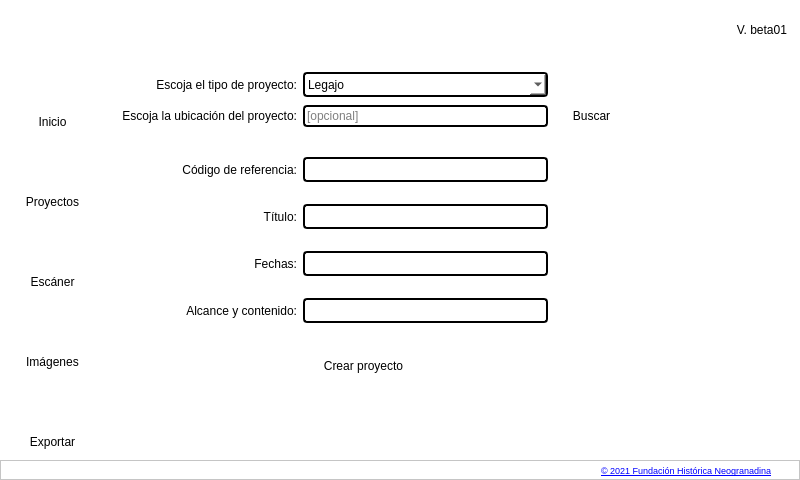
Above: main.ui from neogranadina/neo_escan before the change. Below: the same form after it.
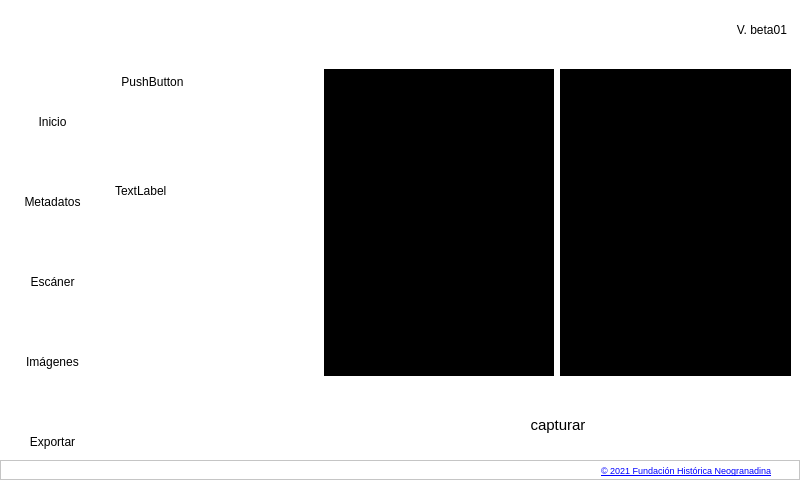
That is the form after the change. Icons and pictures are not drawn.

What changed in the file:
```diff
--- a/main.ui
+++ b/main.ui
@@ -339,7 +339,7 @@
              <cursorShape>PointingHandCursor</cursorShape>
             </property>
             <property name="styleSheet">
-             <string notr="true">background-image: url(:/imgs/imgs/icons/window-of-four-rounded-squares.svg);
+             <string notr="true">background-image: url(:/imgs/imgs/icons/pages-interface.svg);
 background-origin: content;</string>
             </property>
             <property name="text">
@@ -367,13 +367,13 @@
              <cursorShape>PointingHandCursor</cursorShape>
             </property>
             <property name="styleSheet">
-             <string notr="true">background-image: url(:/imgs/imgs/icons/pages-interface.svg);
+             <string notr="true">background-image: url(:/imgs/imgs/icons/window-of-four-rounded-squares.svg);
 background-origin: content;</string>
             </property>
             <property name="text">
              <string>
 
-Proyectos</string>
+Metadatos</string>
             </property>
            </widget>
           </item>
@@ -511,7 +511,7 @@
              <string notr="true"/>
             </property>
             <property name="currentIndex">
-             <number>1</number>
+             <number>2</number>
             </property>
             <widget class="QWidget" name="inicioPage">
              <widget class="QLabel" name="label">
@@ -528,554 +528,360 @@
               </property>
              </widget>
             </widget>
-            <widget class="QWidget" name="coleccionesPage">
-             <property name="styleSheet">
-              <string notr="true"/>
-             </property>
-             <layout class="QVBoxLayout" name="verticalLayout_4">
-              <property name="spacing">
-               <number>0</number>
-              </property>
-              <property name="leftMargin">
-               <number>0</number>
-              </property>
-              <property name="topMargin">
-               <number>0</number>
-              </property>
-              <property name="rightMargin">
-               <number>0</number>
-              </property>
-              <property name="bottomMargin">
-               <number>0</number>
-              </property>
-              <item>
-               <widget class="QWidget" name="layoutcoleccionesPage" native="true">
+            <widget class="QWidget" name="metadataPage">
                 <property name="styleSheet">
                  <string notr="true">QLabel {
-	background-color: transparent;
+background-color: transparent;
 }
 
 QComboBox {
-	border-color: rgba(0, 0, 0,.7);
-	border-style: solid;
-	border-width: 2px;
-	border-radius: 4px;
+border-color: rgba(0,0,0,.7);
+border-style: solid;
+border-width: 2px;
+border-radius: 4px;
 }
 
 QLineEdit {
-	border-color: rgba(0, 0, 0,.7);
-	border-style: solid;
-	border-width: 2px;
-	border-radius: 4px;
+border-color: rgba(0,0,0,.7);
+border-style: solid;
+border-width: 2px;
+border-radius:4px;
 }
 
 QPushButton {
-	background-color: rgba(0, 0, 0, .7);
-	color: rgba(251,251,251,.7)
+background-color: rgba(0,0,0,.7);
+color: rgba(251,251,251,.7);
 }
 
 QPushButton::hover {
-	background-color: rgba(242, 120, 75, .7);
-	color: rgba(0,0,0,.5);
-	border: none;
+background-color: rgba(242,120,75,1);
+color: rgba(0,0,0,.5);
+border: none;
 }
 
 QPushButton::focus {
-	background-color: rgba(242, 120, 75, 1);
-	border: none;
+background-color: rgba(242,120,75,1);
+border: none;
 }</string>
                 </property>
+             <layout class="QVBoxLayout" name="verticalLayout_4">
+              <property name="spacing">
+               <number>0</number>
+              </property>
+              <property name="leftMargin">
+               <number>0</number>
+              </property>
+              <property name="topMargin">
+               <number>0</number>
+              </property>
+              <property name="rightMargin">
+               <number>0</number>
+              </property>
+              <property name="bottomMargin">
+               <number>0</number>
+              </property>
+              <item>
+               <widget class="QScrollArea" name="scrollArea">
+                <property name="widgetResizable">
+                 <bool>true</bool>
+                </property>
+                <widget class="QWidget" name="scrollAreaWidgetContents">
+                 <property name="geometry">
+                  <rect>
+                   <x>0</x>
+                   <y>0</y>
+                   <width>678</width>
+                   <height>500</height>
+                  </rect>
+                 </property>
+                 <property name="styleSheet">
+                  <string notr="true"/>
+                 </property>
                 <layout class="QVBoxLayout" name="verticalLayout_5">
-                 <property name="spacing">
-                  <number>0</number>
-                 </property>
-                 <property name="leftMargin">
-                  <number>0</number>
-                 </property>
-                 <property name="topMargin">
-                  <number>0</number>
-                 </property>
-                 <property name="rightMargin">
-                  <number>0</number>
-                 </property>
-                 <property name="bottomMargin">
-                  <number>0</number>
-                 </property>
                  <item>
-                  <widget class="QWidget" name="coleccionHeader" native="true">
-                   <property name="minimumSize">
-                    <size>
-                     <width>0</width>
-                     <height>80</height>
-                    </size>
-                   </property>
-                   <property name="maximumSize">
-                    <size>
-                     <width>16777215</width>
-                     <height>80</height>
-                    </size>
-                   </property>
-                   <widget class="QWidget" name="layoutWidget">
-                    <property name="geometry">
-                     <rect>
-                      <x>10</x>
-                      <y>10</y>
-                      <width>514</width>
-                      <height>61</height>
-                     </rect>
-                    </property>
-                    <layout class="QGridLayout" name="headCollectionGrid">
-                     <item row="0" column="0">
-                      <widget class="QLabel" name="escogerColeccion">
-                       <property name="minimumSize">
-                        <size>
-                         <width>180</width>
-                         <height>0</height>
-                        </size>
-                       </property>
-                       <property name="maximumSize">
-                        <size>
-                         <width>200</width>
-                         <height>16777215</height>
-                        </size>
-                       </property>
-                       <property name="text">
-                        <string>Escoja el tipo de proyecto:</string>
-                       </property>
-                       <property name="alignment">
-                        <set>Qt::AlignRight|Qt::AlignTrailing|Qt::AlignVCenter</set>
-                       </property>
-                      </widget>
-                     </item>
-                     <item row="0" column="1">
-                      <widget class="QComboBox" name="tipoColeccion">
-                       <property name="minimumSize">
-                        <size>
-                         <width>245</width>
-                         <height>25</height>
-                        </size>
-                       </property>
-                       <property name="maximumSize">
-                        <size>
-                         <width>245</width>
-                         <height>25</height>
-                        </size>
-                       </property>
-                       <item>
-                        <property name="text">
-                         <string>Legajo</string>
-                        </property>
-                       </item>
-                       <item>
-                        <property name="text">
-                         <string>Publicación seriada</string>
-                        </property>
-                       </item>
-                       <item>
-                        <property name="text">
-                         <string>Libro / manuscrito</string>
-                        </property>
-                       </item>
-                       <item>
-                        <property name="text">
-                         <string>Mapa / fotografía / dibujo</string>
-                        </property>
-                       </item>
-                       <item>
-                        <property name="text">
-                         <string>Unidad documental simple</string>
-                        </property>
-                       </item>
-                      </widget>
-                     </item>
-                     <item row="1" column="0">
-                      <widget class="QLabel" name="escogerUbicacion">
-                       <property name="minimumSize">
-                        <size>
-                         <width>180</width>
-                         <height>0</height>
-                        </size>
-                       </property>
-                       <property name="maximumSize">
-                        <size>
-                         <width>200</width>
-                         <height>16777215</height>
-                        </size>
-                       </property>
-                       <property name="text">
-                        <string>Escoja la ubicación del proyecto:</string>
-                       </property>
-                       <property name="alignment">
-                        <set>Qt::AlignRight|Qt::AlignTrailing|Qt::AlignVCenter</set>
-                       </property>
-                      </widget>
-                     </item>
-                     <item row="1" column="1">
-                      <widget class="QLineEdit" name="rutaLine">
-                       <property name="minimumSize">
-                        <size>
-                         <width>245</width>
-                         <height>22</height>
-                        </size>
-                       </property>
-                       <property name="maximumSize">
-                        <size>
-                         <width>245</width>
-                         <height>22</height>
-                        </size>
-                       </property>
-                       <property name="styleSheet">
-                        <string notr="true"/>
-                       </property>
-                       <property name="text">
-                        <string/>
-                       </property>
-                       <property name="placeholderText">
-                        <string>[opcional]</string>
-                       </property>
-                      </widget>
-                     </item>
-                     <item row="1" column="2">
-                      <widget class="QPushButton" name="browserDirButton">
-                       <property name="minimumSize">
-                        <size>
-                         <width>75</width>
-                         <height>22</height>
-                        </size>
-                       </property>
-                       <property name="maximumSize">
-                        <size>
-                         <width>75</width>
-                         <height>22</height>
-                        </size>
+                   <widget class="QLabel" name="H1Label">
+                    <property name="font">
+                     <font>
+                      <pointsize>12</pointsize>
+                      <bold>true</bold>
+                     </font>
                        </property>
                        <property name="cursor">
-                        <cursorShape>PointingHandCursor</cursorShape>
+                     <cursorShape>ArrowCursor</cursorShape>
                        </property>
                        <property name="text">
-                        <string>Buscar</string>
-                       </property>
-                       <property name="icon">
-                        <iconset resource="resources.qrc">
-                         <normaloff>:/imgs/imgs/icons/magnifying-glass.svg</normaloff>:/imgs/imgs/icons/magnifying-glass.svg</iconset>
+                     <string>Metadatos</string>
+                    </property>
+                    <property name="margin">
+                     <number>7</number>
                        </property>
                       </widget>
                      </item>
-                    </layout>
-                   </widget>
-                  </widget>
-                 </item>
                  <item>
-                  <widget class="QWidget" name="widget" native="true">
-                   <layout class="QHBoxLayout" name="horizontalLayout_9">
-                    <property name="spacing">
-                     <number>0</number>
+                   <layout class="QFormLayout" name="formLayout">
+                    <property name="fieldGrowthPolicy">
+                     <enum>QFormLayout::AllNonFixedFieldsGrow</enum>
                     </property>
-                    <property name="leftMargin">
-                     <number>0</number>
+                    <property name="labelAlignment">
+                     <set>Qt::AlignLeading|Qt::AlignLeft|Qt::AlignTop</set>
                     </property>
-                    <property name="topMargin">
-                     <number>0</number>
-                    </property>
-                    <property name="rightMargin">
-                     <number>0</number>
-                    </property>
-                    <property name="bottomMargin">
-                     <number>0</number>
-                    </property>
-                    <item>
-                     <widget class="QStackedWidget" name="formulariosColeccion">
-                      <property name="currentIndex">
-                       <number>0</number>
-                      </property>
-                      <widget class="QWidget" name="legajoForm">
-                       <layout class="QHBoxLayout" name="horizontalLayout_8">
-                        <item>
-                         <widget class="QWidget" name="contenedorlegajoForm" native="true">
-                          <layout class="QVBoxLayout" name="verticalLayout_6">
-                           <property name="spacing">
-                            <number>0</number>
-                           </property>
-                           <property name="leftMargin">
-                            <number>0</number>
-                           </property>
-                           <property name="topMargin">
-                            <number>0</number>
-                           </property>
-                           <property name="rightMargin">
-                            <number>0</number>
-                           </property>
-                           <property name="bottomMargin">
-                            <number>0</number>
-                           </property>
-                           <item>
-                            <widget class="QWidget" name="legajoFormBody" native="true">
-                             <property name="minimumSize">
-                              <size>
-                               <width>500</width>
-                               <height>0</height>
-                              </size>
-                             </property>
-                             <property name="maximumSize">
-                              <size>
-                               <width>800</width>
-                               <height>16777215</height>
-                              </size>
-                             </property>
-                             <property name="styleSheet">
-                              <string notr="true"/>
-                             </property>
-                             <widget class="QWidget" name="">
-                              <property name="geometry">
-                               <rect>
-                                <x>1</x>
-                                <y>1</y>
-                                <width>433</width>
-                                <height>243</height>
-                               </rect>
-                              </property>
-                              <layout class="QGridLayout" name="gridLayout">
                                <property name="verticalSpacing">
-                                <number>15</number>
+                     <number>24</number>
                                </property>
                                <item row="0" column="0">
-                                <widget class="QLabel" name="codRefLeg">
+                     <widget class="QLabel" name="tipodocLabel">
                                  <property name="minimumSize">
                                   <size>
-                                   <width>180</width>
+                        <width>161</width>
                                    <height>0</height>
                                   </size>
                                  </property>
-                                 <property name="maximumSize">
-                                  <size>
-                                   <width>200</width>
-                                   <height>16777215</height>
-                                  </size>
-                                 </property>
                                  <property name="text">
-                                  <string>Código de referencia:</string>
-                                 </property>
-                                 <property name="alignment">
-                                  <set>Qt::AlignRight|Qt::AlignTrailing|Qt::AlignVCenter</set>
+                       <string>Tipo de documento</string>
                                  </property>
                                 </widget>
                                </item>
                                <item row="0" column="1">
-                                <widget class="QLineEdit" name="codRefLegLine">
+                     <widget class="QComboBox" name="tipodocComboBox">
                                  <property name="minimumSize">
                                   <size>
-                                   <width>245</width>
-                                   <height>25</height>
-                                  </size>
-                                 </property>
-                                 <property name="maximumSize">
-                                  <size>
-                                   <width>245</width>
-                                   <height>25</height>
+                        <width>450</width>
+                        <height>0</height>
                                   </size>
                                  </property>
                                  <property name="styleSheet">
                                   <string notr="true"/>
                                  </property>
-                                 <property name="text">
-                                  <string/>
-                                 </property>
-                                 <property name="placeholderText">
-                                  <string/>
-                                 </property>
                                 </widget>
                                </item>
                                <item row="1" column="0">
-                                <widget class="QLabel" name="titulLegajoL">
+                     <widget class="QLabel" name="tituloLabel">
                                  <property name="minimumSize">
                                   <size>
-                                   <width>180</width>
+                        <width>161</width>
                                    <height>0</height>
                                   </size>
                                  </property>
-                                 <property name="maximumSize">
-                                  <size>
-                                   <width>200</width>
-                                   <height>16777215</height>
-                                  </size>
-                                 </property>
                                  <property name="text">
-                                  <string>Título:</string>
-                                 </property>
-                                 <property name="alignment">
-                                  <set>Qt::AlignRight|Qt::AlignTrailing|Qt::AlignVCenter</set>
+                       <string>Título</string>
                                  </property>
                                 </widget>
                                </item>
                                <item row="1" column="1">
-                                <widget class="QLineEdit" name="titulLegajo">
+                     <widget class="QLineEdit" name="tituloLineEdit">
                                  <property name="minimumSize">
                                   <size>
-                                   <width>245</width>
-                                   <height>25</height>
-                                  </size>
-                                 </property>
-                                 <property name="maximumSize">
-                                  <size>
-                                   <width>245</width>
-                                   <height>25</height>
-                                  </size>
-                                 </property>
-                                 <property name="styleSheet">
-                                  <string notr="true"/>
-                                 </property>
-                                 <property name="text">
-                                  <string/>
-                                 </property>
-                                 <property name="placeholderText">
-                                  <string/>
-                                 </property>
+                        <width>450</width>
+                        <height>0</height>
+                       </size>
+                      </property>
                                 </widget>
                                </item>
                                <item row="2" column="0">
-                                <widget class="QLabel" name="fechasLegL">
+                     <widget class="QLabel" name="creadorLabel">
                                  <property name="minimumSize">
                                   <size>
-                                   <width>180</width>
+                        <width>161</width>
                                    <height>0</height>
                                   </size>
                                  </property>
-                                 <property name="maximumSize">
-                                  <size>
-                                   <width>200</width>
-                                   <height>16777215</height>
-                                  </size>
-                                 </property>
                                  <property name="text">
-                                  <string>Fechas:</string>
-                                 </property>
-                                 <property name="alignment">
-                                  <set>Qt::AlignRight|Qt::AlignTrailing|Qt::AlignVCenter</set>
+                       <string>Creador</string>
                                  </property>
                                 </widget>
                                </item>
                                <item row="2" column="1">
-                                <widget class="QLineEdit" name="fechasLegLine">
+                     <widget class="QLineEdit" name="creadorLineEdit">
                                  <property name="minimumSize">
                                   <size>
-                                   <width>245</width>
-                                   <height>25</height>
-                                  </size>
-                                 </property>
-                                 <property name="maximumSize">
-                                  <size>
-                                   <width>245</width>
-                                   <height>25</height>
-                                  </size>
-                                 </property>
-                                 <property name="styleSheet">
-                                  <string notr="true"/>
-                                 </property>
-                                 <property name="text">
-                                  <string/>
-                                 </property>
-                                 <property name="placeholderText">
-                                  <string/>
-                                 </property>
+                        <width>450</width>
+                        <height>0</height>
+                       </size>
+                      </property>
                                 </widget>
                                </item>
                                <item row="3" column="0">
-                                <widget class="QLabel" name="alcanceLegL">
+                     <widget class="QLabel" name="fechaLabel">
                                  <property name="minimumSize">
                                   <size>
-                                   <width>180</width>
+                        <width>161</width>
                                    <height>0</height>
                                   </size>
                                  </property>
-                                 <property name="maximumSize">
-                                  <size>
-                                   <width>200</width>
-                                   <height>16777215</height>
-                                  </size>
-                                 </property>
                                  <property name="text">
-                                  <string>Alcance y contenido:</string>
-                                 </property>
-                                 <property name="alignment">
-                                  <set>Qt::AlignRight|Qt::AlignTrailing|Qt::AlignVCenter</set>
+                       <string>Fecha</string>
                                  </property>
                                 </widget>
                                </item>
                                <item row="3" column="1">
-                                <widget class="QLineEdit" name="alcanceLegLine">
+                     <widget class="QLineEdit" name="fechaLineEdit">
                                  <property name="minimumSize">
                                   <size>
-                                   <width>245</width>
-                                   <height>25</height>
-                                  </size>
-                                 </property>
-                                 <property name="maximumSize">
+                        <width>450</width>
+                        <height>0</height>
+                       </size>
+                      </property>
+                     </widget>
+                    </item>
+                    <item row="4" column="0">
+                     <widget class="QLabel" name="publicadorLabel">
+                      <property name="minimumSize">
                                   <size>
-                                   <width>245</width>
-                                   <height>25</height>
-                                  </size>
-                                 </property>
-                                 <property name="styleSheet">
-                                  <string notr="true"/>
-                                 </property>
+                        <width>161</width>
+                        <height>0</height>
+                       </size>
+                      </property>
                                  <property name="text">
-                                  <string/>
-                                 </property>
-                                 <property name="placeholderText">
-                                  <string/>
+                       <string>Publicador</string>
                                  </property>
                                 </widget>
                                </item>
                                <item row="4" column="1">
-                                <widget class="QPushButton" name="crearLegajoButton">
+                     <widget class="QLineEdit" name="publicadorLineEdit">
                                  <property name="minimumSize">
                                   <size>
-                                   <width>121</width>
-                                   <height>41</height>
+                        <width>450</width>
+                        <height>0</height>
+                       </size>
+                      </property>
+                     </widget>
+                    </item>
+                    <item row="5" column="0">
+                     <widget class="QLabel" name="idiomaLabel">
+                      <property name="minimumSize">
+                       <size>
+                        <width>161</width>
+                        <height>0</height>
+                       </size>
+                      </property>
+                      <property name="text">
+                       <string>Idioma</string>
+                      </property>
+                     </widget>
+                    </item>
+                    <item row="5" column="1">
+                     <widget class="QLineEdit" name="idiomaLineEdit">
+                      <property name="minimumSize">
+                       <size>
+                        <width>450</width>
+                        <height>0</height>
+                       </size>
+                      </property>
+                     </widget>
+                    </item>
+                    <item row="6" column="0">
+                     <widget class="QLabel" name="numextLabel">
+                      <property name="minimumSize">
+                       <size>
+                        <width>161</width>
+                        <height>0</height>
+                       </size>
+                      </property>
+                      <property name="text">
+                       <string>Número externo</string>
+                      </property>
+                     </widget>
+                    </item>
+                    <item row="6" column="1">
+                     <widget class="QLineEdit" name="numextLineEdit">
+                      <property name="minimumSize">
+                       <size>
+                        <width>450</width>
+                        <height>0</height>
+                       </size>
+                      </property>
+                     </widget>
+                    </item>
+                    <item row="7" column="0">
+                     <widget class="QLabel" name="numpagsLabel">
+                      <property name="minimumSize">
+                       <size>
+                        <width>161</width>
+                        <height>0</height>
+                       </size>
+                      </property>
+                      <property name="text">
+                       <string>Núm. folios/páginas</string>
+                      </property>
+                     </widget>
+                    </item>
+                    <item row="7" column="1">
+                     <widget class="QLineEdit" name="numpagsLineEdit">
+                      <property name="minimumSize">
+                       <size>
+                        <width>450</width>
+                        <height>0</height>
+                       </size>
+                      </property>
+                     </widget>
+                    </item>
+                    <item row="8" column="0">
+                     <widget class="QLabel" name="identificadoresLabel">
+                      <property name="text">
+                       <string>Identificadores</string>
+                      </property>
+                     </widget>
+                    </item>
+                    <item row="8" column="1">
+                     <widget class="QLineEdit" name="identificadoresLineEdit">
+                      <property name="minimumSize">
+                       <size>
+                        <width>450</width>
+                        <height>0</height>
+                       </size>
+                      </property>
+                     </widget>
+                    </item>
+                    <item row="9" column="1">
+                     <widget class="QPushButton" name="enviarformButton">
+                      <property name="sizePolicy">
+                       <sizepolicy hsizetype="Minimum" vsizetype="Fixed">
+                        <horstretch>0</horstretch>
+                        <verstretch>0</verstretch>
+                       </sizepolicy>
+                      </property>
+                      <property name="minimumSize">
+                       <size>
+                        <width>75</width>
+                        <height>24</height>
                                   </size>
                                  </property>
                                  <property name="maximumSize">
                                   <size>
-                                   <width>121</width>
-                                   <height>41</height>
-                                  </size>
-                                 </property>
+                        <width>75</width>
+                        <height>24</height>
+                       </size>
+                      </property>
+                      <property name="font">
+                       <font>
+                        <pointsize>10</pointsize>
+                       </font>
+                      </property>
                                  <property name="cursor">
                                   <cursorShape>PointingHandCursor</cursorShape>
                                  </property>
-                                 <property name="styleSheet">
-                                  <string notr="true"/>
+                      <property name="layoutDirection">
+                       <enum>Qt::LeftToRight</enum>
                                  </property>
                                  <property name="text">
-                                  <string>Crear proyecto</string>
+                       <string>enviar</string>
                                  </property>
                                  <property name="icon">
                                   <iconset resource="resources.qrc">
-                                   <normaloff>:/imgs/imgs/icons/check-mark-in-a-circle.svg</normaloff>:/imgs/imgs/icons/check-mark-in-a-circle.svg</iconset>
-                                 </property>
-                                </widget>
-                               </item>
-                              </layout>
-                             </widget>
-                            </widget>
-                           </item>
-                          </layout>
-                         </widget>
-                        </item>
-                       </layout>
-                      </widget>
-                      <widget class="QWidget" name="udocComp"/>
-                      <widget class="QWidget" name="udocSimple">
-                       <property name="styleSheet">
-                        <string notr="true">background-color: rgb(170, 170, 0);</string>
-                       </property>
-                      </widget>
-                     </widget>
+                        <normaloff>:/imgs/imgs/icons/fast-forward-double-right-arrows.svg</normaloff>:/imgs/imgs/icons/fast-forward-double-right-arrows.svg</iconset>
+                      </property>
+                      <property name="iconSize">
+                       <size>
+                        <width>8</width>
+                        <height>8</height>
+                       </size>
+                      </property>
+                     </widget>
                     </item>
                    </layout>
-                  </widget>
-                 </item>
-                </layout>
+                  </item>
+                 </layout>
+                </widget>
                </widget>
               </item>
              </layout>
```
Lines whose indentation alone changed are shown as unchanged.
